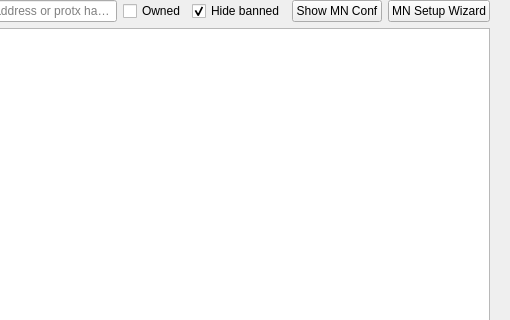
This is src/qt/forms/masternodelist.ui in SmartiesCoin/Smartiecoin as Qt 5 draws it before an edit; both pictures show x 252 to 762 and y 0 to 320 of the 762 by 457 pixel window. The edited form follows.
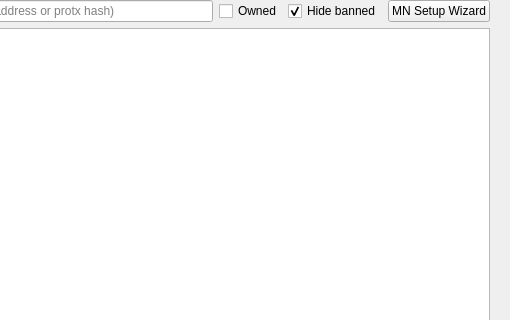
This is the edited form.

Commit message:
qt: remove obsolete "Show MN Conf" button from Masternodes tab
The button wrote an empty masternode.conf stub with placeholder
comments — a file that no code in the wallet ever reads or parses
anymore. DIP3 made the old masternode.conf flow obsolete; the MN
Setup Wizard is the supported path for registering a masternode.

Removing it also stops the wallet from creating empty
masternode.conf files in the data dir when users click the button
by accident.

The edit to the form file:
```diff
--- a/src/qt/forms/masternodelist.ui
+++ b/src/qt/forms/masternodelist.ui
@@ -93,16 +93,6 @@
            </property>
           </widget>
          </item>
-         <item>
-          <widget class="QPushButton" name="showMnConfButton">
-           <property name="toolTip">
-            <string>Open masternode.conf</string>
-           </property>
-           <property name="text">
-            <string>Show MN Conf</string>
-           </property>
-          </widget>
-         </item>
          <item>
           <widget class="QPushButton" name="mnSetupWizardButton">
            <property name="toolTip">
```
The commit also changes 2 other files.
